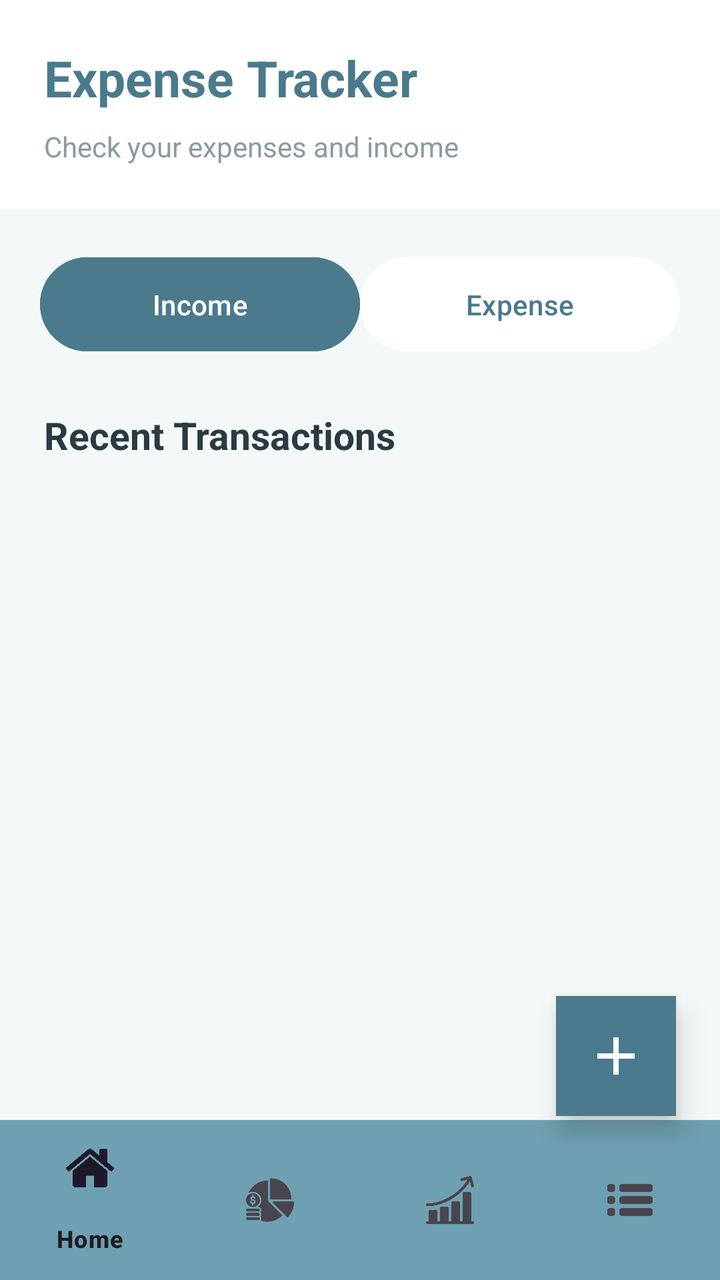
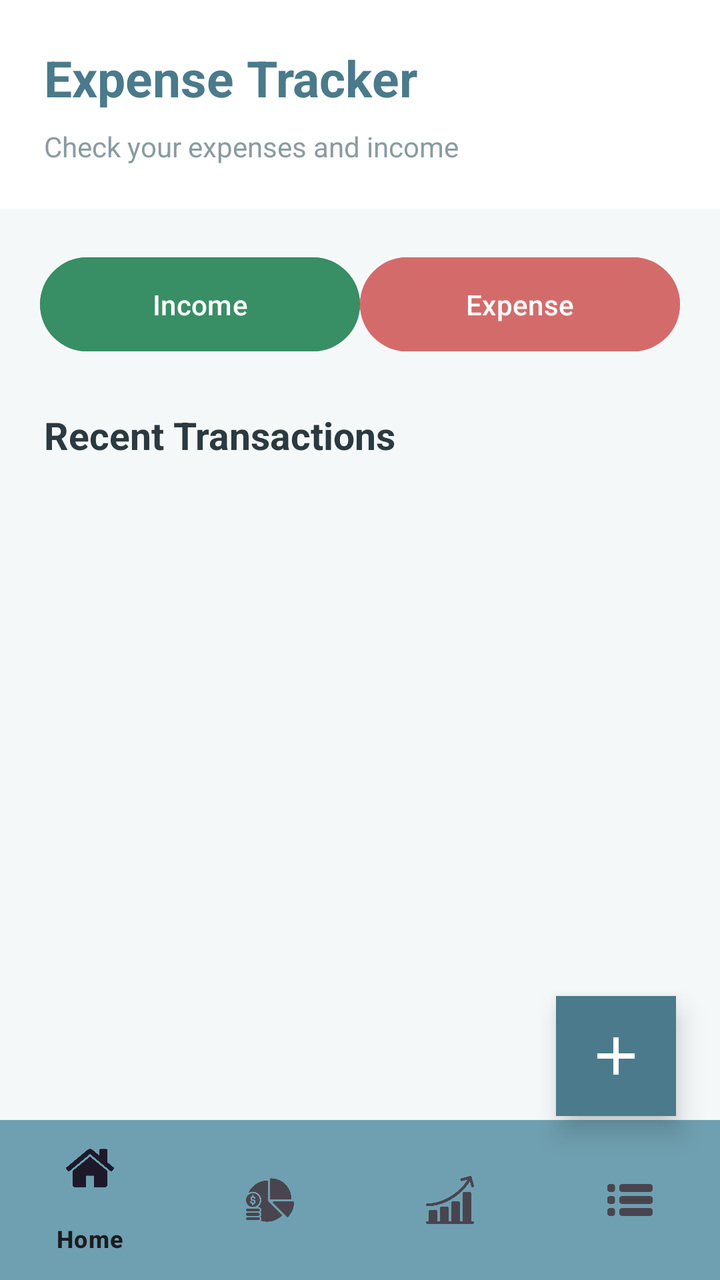

An Android layout rendered at two revisions. The XML below is the earlier revision; the diff shows what the commit changed to produce the second picture.
<!-- AndroidManifest.xml: application theme Theme.ExpenseTracker -->
<!-- res/layout/activity_home.xml -->
<?xml version="1.0" encoding="utf-8"?>
<FrameLayout xmlns:android="http://schemas.android.com/apk/res/android"
    android:layout_width="match_parent"
    android:layout_height="match_parent"
    android:background="@color/screen_bg">

    <LinearLayout
        android:layout_width="match_parent"
        android:layout_height="match_parent"
        android:orientation="vertical">

        
        <LinearLayout
            android:layout_width="match_parent"
            android:layout_height="wrap_content"
            android:orientation="vertical"
            android:padding="22dp"
            android:background="@color/white">

            <TextView
                android:layout_width="wrap_content"
                android:layout_height="wrap_content"
                android:text="Expense Tracker"
                android:textSize="25sp"
                android:textStyle="bold"
                android:textColor="@color/primary_dark"/>

            <TextView
                android:layout_width="wrap_content"
                android:layout_height="wrap_content"
                android:layout_marginTop="8dp"
                android:text="Check your expenses and income"
                android:textSize="14sp"
                android:textColor="@color/text_hint"/>

        </LinearLayout>

        
        <LinearLayout
            android:layout_width="match_parent"
            android:layout_height="55dp"
            android:orientation="horizontal"
            android:layout_marginHorizontal="20dp"
            android:layout_marginTop="20dp">

            <Button
                android:id="@+id/btnIncome"
                android:layout_width="0dp"
                android:layout_height="match_parent"
                android:layout_weight="1"
                android:layout_marginHorizontal="@dimen/_10sdp"
                android:text="Income"
                android:textAllCaps="false"
                android:textColor="@color/white"
                android:backgroundTint="@color/primary_dark"/>

            <Button
                android:id="@+id/btnExpense"
                android:layout_width="0dp"
                android:layout_height="match_parent"
                android:layout_weight="1"
                android:text="Expense"
                android:textAllCaps="false"
                android:textColor="@color/primary_dark"
                android:backgroundTint="@color/white"/>

        </LinearLayout>

        
        <TextView
            android:layout_width="match_parent"
            android:layout_height="wrap_content"
            android:layout_marginStart="22dp"
            android:layout_marginTop="25dp"
            android:layout_marginBottom="12dp"
            android:text="Recent Transactions"
            android:textSize="19sp"
            android:textStyle="bold"
            android:textColor="@color/text_dark"/>

        
        <androidx.recyclerview.widget.RecyclerView
            android:id="@+id/recyclerTransactions"
            android:layout_width="match_parent"
            android:layout_height="0dp"
            android:layout_weight="1"
            android:paddingHorizontal="18dp"
            android:clipToPadding="false"
            android:paddingBottom="75dp"/>

        
        <include
            layout="@layout/activity_navbar"
            android:layout_width="match_parent"
            android:layout_height="wrap_content"/>

    </LinearLayout>

    
    <ImageButton
        android:id="@+id/btnAddTransaction"
        android:layout_width="60dp"
        android:layout_height="60dp"
        android:layout_gravity="bottom|end"
        android:layout_marginEnd="22dp"
        android:layout_marginBottom="82dp"
        android:background="@drawable/bg_primary_button"
        android:src="@drawable/ic_add"
        android:padding="14dp"
        android:contentDescription="Add new transaction"
        android:elevation="8dp"/>

</FrameLayout>
<!-- res/layout/activity_navbar.xml (included above) -->
<?xml version="1.0" encoding="utf-8"?>
<com.google.android.material.bottomnavigation.BottomNavigationView
    xmlns:android="http://schemas.android.com/apk/res/android"
    xmlns:app="http://schemas.android.com/apk/res-auto"
    android:id="@+id/bottom_nav"
    android:layout_width="match_parent"
    android:layout_height="wrap_content"
    android:background="#6FA0B1"
    app:menu="@menu/navbar_btn" />
<!-- resources referenced by this layout -->
<resources>
  <color name="primary_dark">#4A7A8B</color>
  <color name="screen_bg">#F5F8F9</color>
  <color name="text_dark">#2B3A40</color>
  <color name="text_hint">#8A9BA1</color>
  <color name="white">#FFFFFFFF</color>
  <!-- drawable bg_primary_button (drawable) -->
  <?xml version="1.0" encoding="utf-8"?>
  <shape xmlns:android="http://schemas.android.com/apk/res/android">
      <solid android:color="@color/primary_dark"/>
      <corners android:radius="@dimen/_8sdp"/>
  </shape>
  <!-- drawable ic_add (drawable) -->
  <vector xmlns:android="http://schemas.android.com/apk/res/android"
      android:width="32dp"
      android:height="32dp"
      android:viewportWidth="24"
      android:viewportHeight="24">
  
      <path
          android:fillColor="#FFFFFF"
          android:pathData="M19,13h-6v6h-2v-6H5v-2h6V5h2v6h6z"/>
  </vector>
  <style name="Theme.ExpenseTracker" parent="Base.Theme.ExpenseTracker" />
  <style name="Base.Theme.ExpenseTracker" parent="Theme.Material3.DayNight.NoActionBar">
          
          
      </style>
</resources>

<!-- the commit's change to res/layout/activity_home.xml (unified diff, before → after) -->
@@ -52,7 +52,7 @@
                 android:text="Income"
                 android:textAllCaps="false"
                 android:textColor="@color/white"
-                android:backgroundTint="@color/primary_dark"/>
+                android:backgroundTint="@color/income_green"/>
 
             <Button
                 android:id="@+id/btnExpense"
@@ -61,8 +61,8 @@
                 android:layout_weight="1"
                 android:text="Expense"
                 android:textAllCaps="false"
-                android:textColor="@color/primary_dark"
-                android:backgroundTint="@color/white"/>
+                android:textColor="@color/white"
+                android:backgroundTint="@color/expense_red"/>
 
         </LinearLayout>
 
<!-- resource entries referenced after the edit -->
@@ -1,5 +1,7 @@
 <!-- resources referenced by this layout -->
 <resources>
+  <color name="expense_red">#D46B6B</color>
+  <color name="income_green">#388E65</color>
   <color name="primary_dark">#4A7A8B</color>
   <color name="screen_bg">#F5F8F9</color>
   <color name="text_dark">#2B3A40</color>
